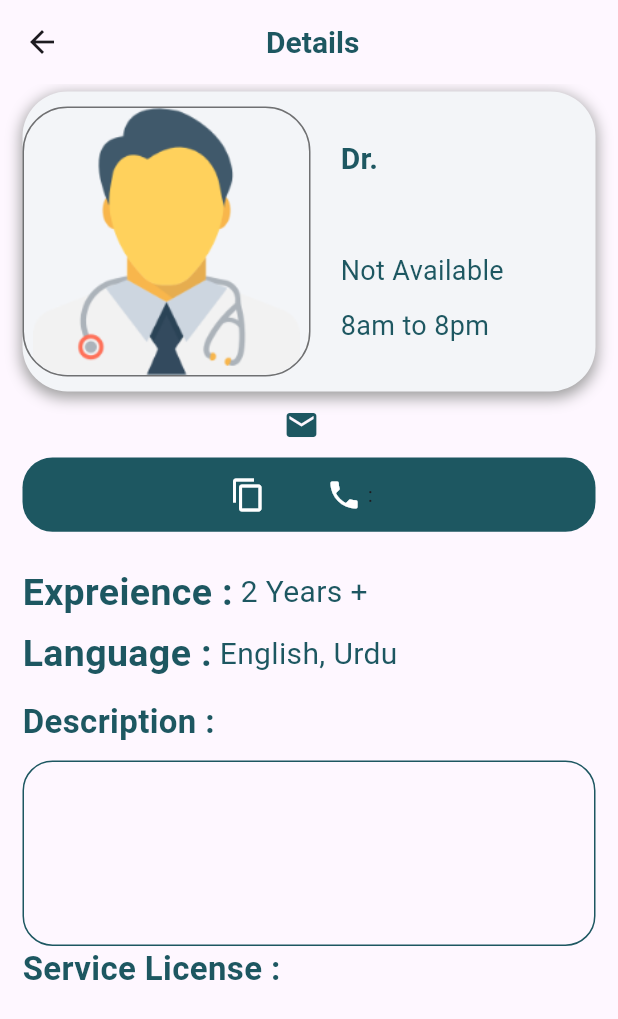
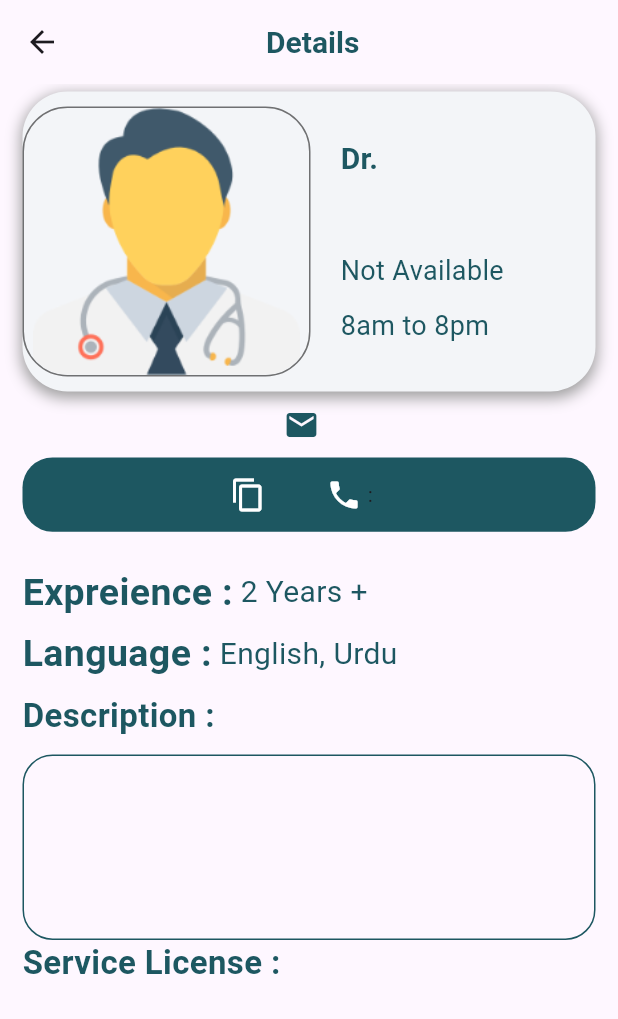
Before and after one commit to mianhusnain1/admin-fyp, a Flutter app: the DoctorDetails screen opened directly with empty values, on a phone screen of 412 x 824 dp. Shown: the top 1019 px of the screen. Run offline on Flutter 3.47's test engine with Material 3 defaults, Android fonts, the light colour scheme and no system bars; our stand-ins replace cloud_firestore, firebase_core; accounts and stored records are empty.

Commit message:
Doctor Profile

```diff
--- a/lib/screens/doctor_details.dart
+++ b/lib/screens/doctor_details.dart
@@ -215,7 +215,7 @@ class _DoctorDetailsState extends State<DoctorDetails> {
                   ),
                 ),
                 const SizedBox(
-                  height: 9,
+                  height: 5,
                 ),
                 Container(
                     height: MediaQuery.of(context).size.height * 0.05,
```
